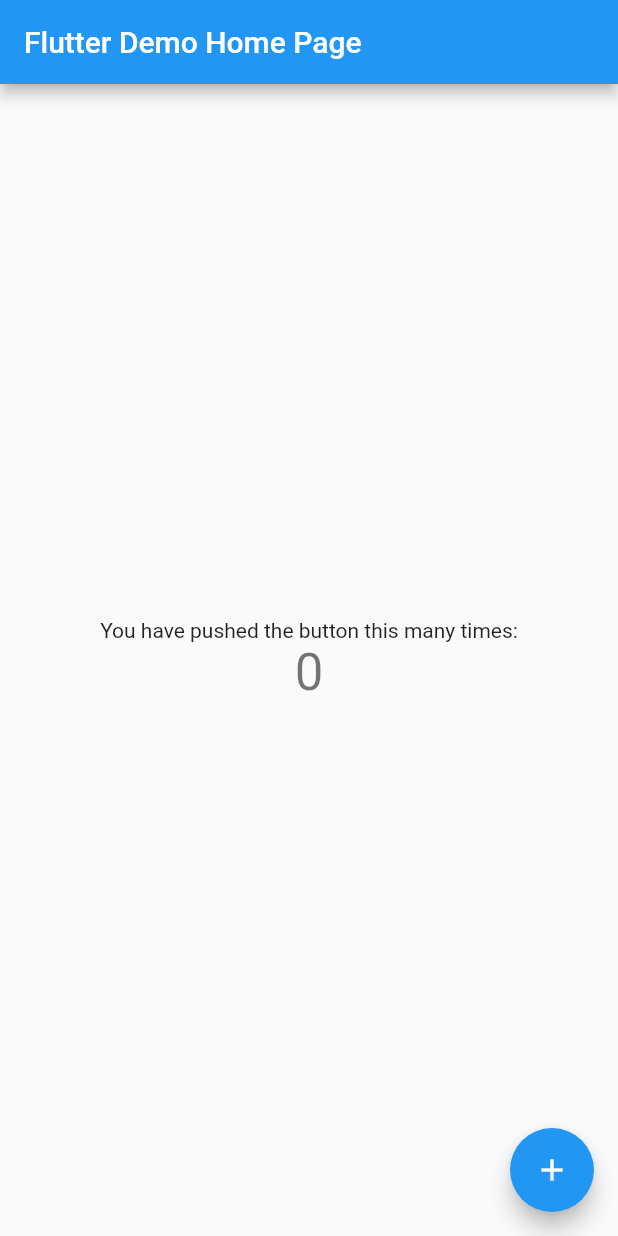
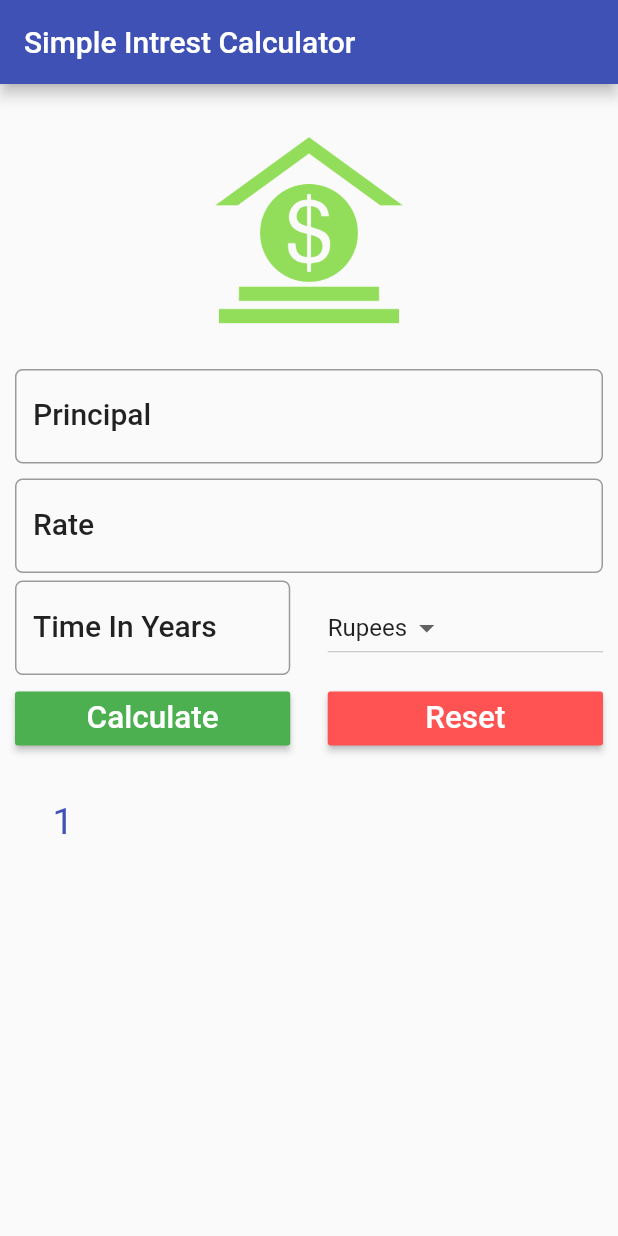
Before and after one commit to vivekchavda2001/simpleIntrest, a Flutter app: the screen it shows after launch, on a phone screen of 412 x 824 dp. Run offline on Flutter 3.47's test engine with Material 2 defaults, Android fonts, the phone set to English and light mode, and no system bars; Roboto replaces fonts that are missing (Times New Roman).

Commit message:
Implemented All functionality for simple intrest calculator

```diff
--- a/lib/main.dart
+++ b/lib/main.dart
@@ -1,117 +1,211 @@
+import 'package:flutter/cupertino.dart';
 import 'package:flutter/material.dart';
 
 void main() {
-  runApp(MyApp());
+  runApp(MaterialApp(
+    debugShowCheckedModeBanner: false,
+    title: "Simple Intrest Calculator",
+    home: SIForm(),
+    theme: ThemeData(
+      primaryColor: Colors.indigo,
+      accentColor: Colors.indigo,
+    ),
+  ));
 }
 
-class MyApp extends StatelessWidget {
-  // This widget is the root of your application.
+class SIForm extends StatefulWidget {
   @override
-  Widget build(BuildContext context) {
-    return MaterialApp(
-      title: 'Flutter Demo',
-      theme: ThemeData(
-        // This is the theme of your application.
-        //
-        // Try running your application with "flutter run". You'll see the
-        // application has a blue toolbar. Then, without quitting the app, try
-        // changing the primarySwatch below to Colors.green and then invoke
-        // "hot reload" (press "r" in the console where you ran "flutter run",
-        // or simply save your changes to "hot reload" in a Flutter IDE).
-        // Notice that the counter didn't reset back to zero; the application
-        // is not restarted.
-        primarySwatch: Colors.blue,
-        // This makes the visual density adapt to the platform that you run
-        // the app on. For desktop platforms, the controls will be smaller and
-        // closer together (more dense) than on mobile platforms.
-        visualDensity: VisualDensity.adaptivePlatformDensity,
-      ),
-      home: MyHomePage(title: 'Flutter Demo Home Page'),
-    );
+  State<StatefulWidget> createState() {
+    return _SIForm();
   }
 }
 
-class MyHomePage extends StatefulWidget {
-  MyHomePage({Key key, this.title}) : super(key: key);
-
-  // This widget is the home page of your application. It is stateful, meaning
-  // that it has a State object (defined below) that contains fields that affect
-  // how it looks.
-
-  // This class is the configuration for the state. It holds the values (in this
-  // case the title) provided by the parent (in this case the App widget) and
-  // used by the build method of the State. Fields in a Widget subclass are
-  // always marked "final".
-
-  final String title;
-
-  @override
-  _MyHomePageState createState() => _MyHomePageState();
-}
-
-class _MyHomePageState extends State<MyHomePage> {
-  int _counter = 0;
-
-  void _incrementCounter() {
-    setState(() {
-      // This call to setState tells the Flutter framework that something has
-      // changed in this State, which causes it to rerun the build method below
-      // so that the display can reflect the updated values. If we changed
-      // _counter without calling setState(), then the build method would not be
-      // called again, and so nothing would appear to happen.
-      _counter++;
-    });
-  }
+class _SIForm extends State<SIForm> {
+  var _formKey = GlobalKey<FormState>();
+  var _currencies = ['Rupees', 'Dollars', 'Pounds', 'others'];
+  var _curruntIteamSelected = 'Rupees';
+  var status = '1';
+  final _minimumPadding = 5.0;
+  TextEditingController pTextEditingController = TextEditingController();
+  TextEditingController rTextEditingController = TextEditingController();
+  TextEditingController nTextEditingController = TextEditingController();
 
   @override
   Widget build(BuildContext context) {
-    // This method is rerun every time setState is called, for instance as done
-    // by the _incrementCounter method above.
-    //
-    // The Flutter framework has been optimized to make rerunning build methods
-    // fast, so that you can just rebuild anything that needs updating rather
-    // than having to individually change instances of widgets.
+    TextStyle textStyle = Theme.of(context).textTheme.title;
     return Scaffold(
+      resizeToAvoidBottomPadding: false,
       appBar: AppBar(
-        // Here we take the value from the MyHomePage object that was created by
-        // the App.build method, and use it to set our appbar title.
-        title: Text(widget.title),
+        title: Text("Simple Intrest Calculator"),
       ),
-      body: Center(
-        // Center is a layout widget. It takes a single child and positions it
-        // in the middle of the parent.
-        child: Column(
-          // Column is also a layout widget. It takes a list of children and
-          // arranges them vertically. By default, it sizes itself to fit its
-          // children horizontally, and tries to be as tall as its parent.
-          //
-          // Invoke "debug painting" (press "p" in the console, choose the
-          // "Toggle Debug Paint" action from the Flutter Inspector in Android
-          // Studio, or the "Toggle Debug Paint" command in Visual Studio Code)
-          // to see the wireframe for each widget.
-          //
-          // Column has various properties to control how it sizes itself and
-          // how it positions its children. Here we use mainAxisAlignment to
-          // center the children vertically; the main axis here is the vertical
-          // axis because Columns are vertical (the cross axis would be
-          // horizontal).
-          mainAxisAlignment: MainAxisAlignment.center,
+      body: Form(
+        //margin: EdgeInsets.all(_minimumPadding * 2),
+        key: _formKey,
+        child: Padding(
+          padding: EdgeInsets.all(_minimumPadding * 2),
+            child: ListView(
           children: <Widget>[
-            Text(
-              'You have pushed the button this many times:',
+            getImage(),
+            Padding(
+                padding: EdgeInsets.only(
+                    top: _minimumPadding, bottom: _minimumPadding),
+                child: TextFormField(
+                  keyboardType: TextInputType.number,
+                  style: textStyle,
+                  controller: pTextEditingController,
+                    validator: (String value){
+                      if (value.isEmpty){
+                        return 'Please Enter Principal';
+                      }
+                    },
+                  decoration: InputDecoration(
+                      hintText: 'Enter Principal e.g.12000',
+                      labelText: 'Principal',
+                      labelStyle: textStyle,
+                      border: OutlineInputBorder(
+                          borderRadius: BorderRadius.circular(5.0))),
+                )),
+            Padding(
+                padding: EdgeInsets.only(
+                    top: _minimumPadding, bottom: _minimumPadding),
+                child: TextFormField(
+                  keyboardType: TextInputType.number,
+                  style: textStyle,
+                  controller: rTextEditingController,
+                  validator: (String value){
+                    if (value.isEmpty){
+                      return 'Please Enter Rate in Percentage';
+                    }
+                  },
+                  decoration: InputDecoration(
+                      hintText: 'In Percentage',
+                      labelText: 'Rate',
+                      labelStyle: textStyle,
+                      border: OutlineInputBorder(
+                          borderRadius: BorderRadius.circular(5.0))),
+                )),
+            Row(
+              children: <Widget>[
+                Expanded(
+                    child: TextFormField(
+                  style: textStyle,
+                  controller: nTextEditingController,
+                      validator: (String value){
+                        if (value.isEmpty){
+                          return 'Please Enter Time Period';
+                        }
+                      },
+                  keyboardType: TextInputType.number,
+                  decoration: InputDecoration(
+                      hintText: 'Term',
+                      labelText: 'Time In Years',
+                      labelStyle: textStyle,
+                      border: OutlineInputBorder(
+                          borderRadius: BorderRadius.circular(5.0))),
+                )),
+                Container(
+                  width: _minimumPadding * 5,
+                ),
+                Expanded(
+                    child: DropdownButton<String>(
+                  items: _currencies.map((String value) {
+                    return DropdownMenuItem<String>(
+                      value: value,
+                      child: Text(value),
+                    );
+                  }).toList(),
+                  value: _curruntIteamSelected,
+                  onChanged: (String newValueSelected) {
+                    // Your code to execute, when a menu item is selected from dropdown
+                    setState(() {
+                      this._curruntIteamSelected = newValueSelected;
+                    });
+                  },
+                ))
+              ],
             ),
-            Text(
-              '$_counter',
-              style: Theme.of(context).textTheme.headline4,
-            ),
+            Padding(
+                padding: EdgeInsets.only(
+                    top: _minimumPadding, bottom: _minimumPadding),
+                child: Row(
+                  children: <Widget>[
+                    Expanded(
+                        child: RaisedButton(
+                      color: Colors.green,
+                      textColor: Colors.white,
+                      child: Text(
+                        'Calculate',
+                        textScaleFactor: 1.5,
+                      ),
+                      onPressed: () {
+                        setState(() {
+                          if (_formKey.currentState.validate()) {
+                            this.status = finalResult();
+                          }
+                        });
+                      },
+                    )),
+                    Container(
+                      width: _minimumPadding * 5,
+                    ),
+                    Expanded(
+                        child: RaisedButton(
+                      color: Colors.redAccent,
+                      textColor: Colors.white,
+                      child: Text(
+                        'Reset',
+                        textScaleFactor: 1.5,
+                      ),
+                      onPressed: () {
+                        setState(() {
+                          _reset();
+                        });
+                      },
+                    ))
+                  ],
+                )),
+            Padding(
+              padding: EdgeInsets.all(_minimumPadding * 5),
+              child: Text(
+                status,
+                style: TextStyle(
+                  fontSize: 25.0,
+                  fontFamily: 'Times New Roman',
+                  color: Colors.indigo,
+                ),
+              ),
+            )
           ],
-        ),
+        )),
       ),
-      floatingActionButton: FloatingActionButton(
-        onPressed: _incrementCounter,
-        tooltip: 'Increment',
-        child: Icon(Icons.add),
-      ), // This trailing comma makes auto-formatting nicer for build methods.
     );
   }
+
+  String finalResult() {
+    double principal = double.parse(pTextEditingController.text);
+    double roi = double.parse(rTextEditingController.text);
+    double term = double.parse(nTextEditingController.text);
+
+    double totalAmountPayable = principal + (principal * roi * term) / 100;
+
+    String result =
+        'After $term years, your investment will be worth $totalAmountPayable $_curruntIteamSelected';
+    return result;
+  }
+
+  Widget getImage() {
+    AssetImage assetImage = AssetImage('images/money.png');
+    Image image = Image(image: assetImage, width: 125.0, height: 125.0);
+    return Container(
+      child: image,
+      margin: EdgeInsets.all(_minimumPadding * 5),
+    );
+  }
+
+  void _reset() {
+    pTextEditingController.text = '';
+    rTextEditingController.text = '';
+    nTextEditingController.text = '';
+    _curruntIteamSelected = _currencies[0];
+  }
 }
--- a/pubspec.yaml
+++ b/pubspec.yaml
@@ -45,8 +45,8 @@ flutter:
   uses-material-design: true
 
   # To add assets to your application, add an assets section, like this:
-  # assets:
-  #   - images/a_dot_burr.jpeg
+  assets:
+    - images/money.png
   #   - images/a_dot_ham.jpeg
 
   # An image asset can refer to one or more resolution-specific "variants", see
```
Also changed, not shown: images/money.png (added).
